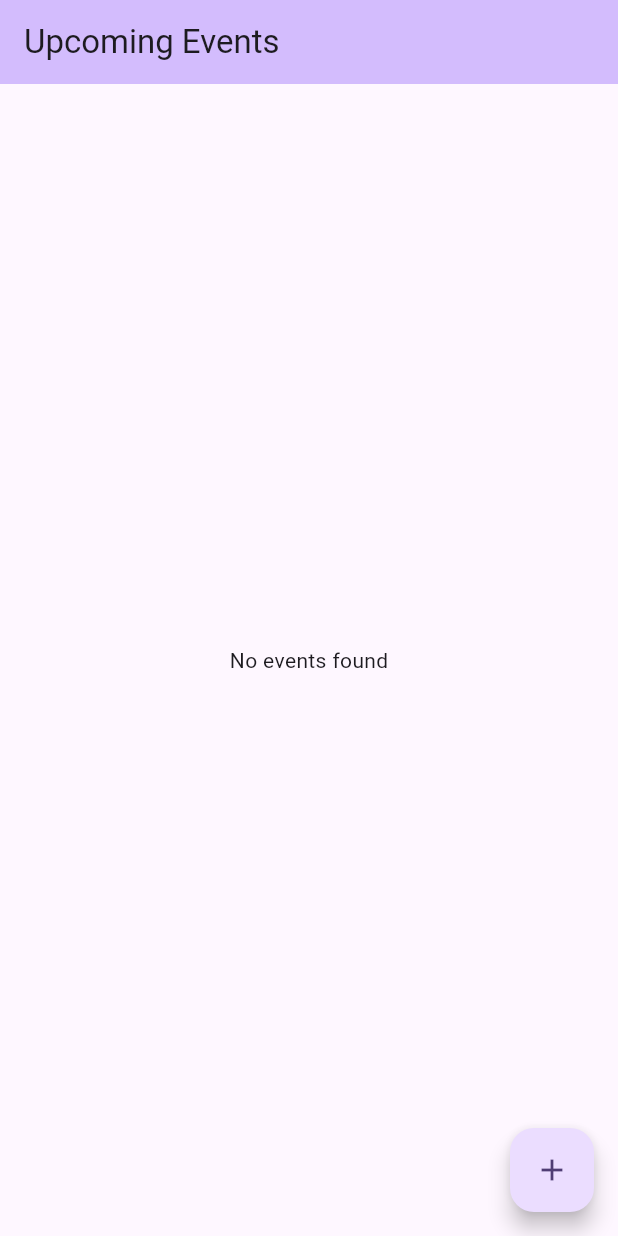
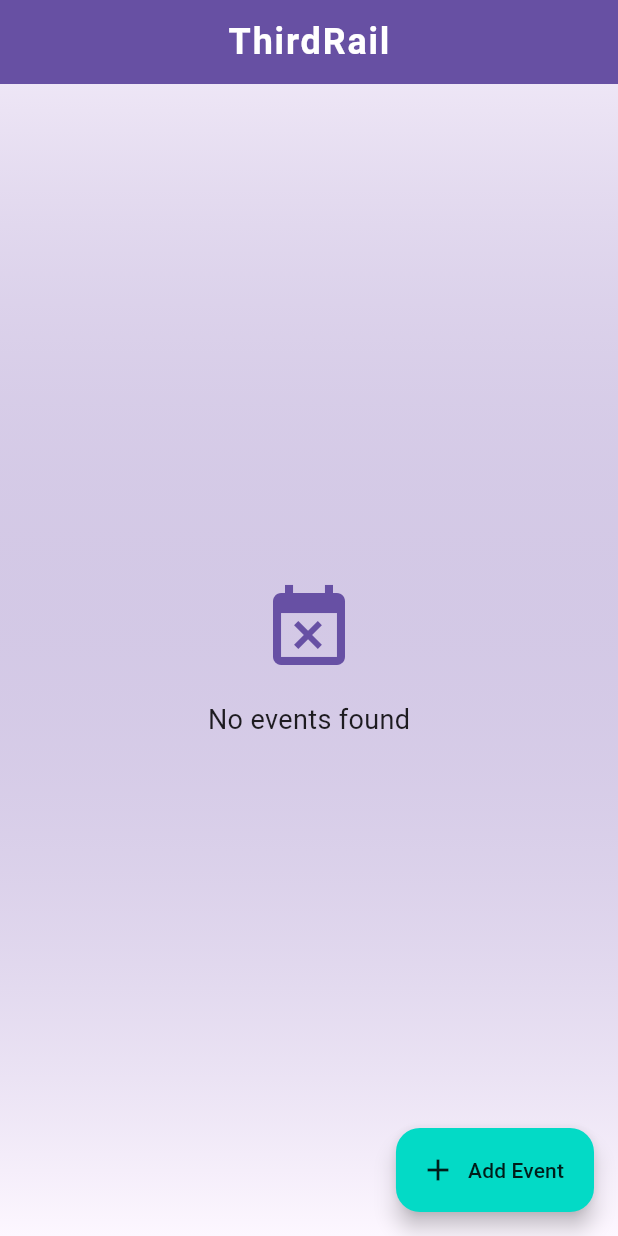
Before and after one commit to Lokivers/login-page-for-message-app, a Flutter app: the screen it shows after launch, on a phone screen of 412 x 824 dp. Run offline on Flutter 3.47's test engine with Material 3 defaults, Android fonts, the phone set to English and light mode, and no system bars; our stand-ins replace cloud_firestore, firebase_core, firebase_storage; accounts and stored records are empty.

Commit message:
error rectified

```diff
--- a/lib/main.dart
+++ b/lib/main.dart
@@ -18,10 +18,22 @@ class MyApp extends StatelessWidget {
   @override
   Widget build(BuildContext context) {
     return MaterialApp(
-      title: 'Events App',
+      title: 'ThirdRail',
       theme: ThemeData(
-        colorScheme: ColorScheme.fromSeed(seedColor: Colors.deepPurple),
+        colorScheme: ColorScheme.fromSeed(
+          seedColor: const Color(0xFF6750A4),
+          primary: const Color(0xFF6750A4),
+          secondary: const Color(0xFF03DAC6),
+          tertiary: const Color(0xFFE6E1E5),
+        ),
         useMaterial3: true,
+        cardTheme: CardTheme(
+          elevation: 4,
+          margin: const EdgeInsets.symmetric(horizontal: 16, vertical: 8),
+          shape: RoundedRectangleBorder(
+            borderRadius: BorderRadius.circular(16),
+          ),
+        ),
       ),
       home: const HomePage(),
     );
@@ -55,10 +67,32 @@ class _HomePageState extends State<HomePage> {
   Widget build(BuildContext context) {
     return Scaffold(
       appBar: AppBar(
-        title: const Text('Upcoming Events'),
-        backgroundColor: Theme.of(context).colorScheme.inversePrimary,
+        centerTitle: true,
+        title: const Text(
+          'ThirdRail',
+          style: TextStyle(
+            fontSize: 24,
+            fontWeight: FontWeight.bold,
+            letterSpacing: 1.2,
           ),
-      body: FutureBuilder<List<Event>>(
+        ),
+        backgroundColor: Theme.of(context).colorScheme.primary,
+        foregroundColor: Colors.white,
+        elevation: 2,
+      ),
+      body: Container(
+        decoration: BoxDecoration(
+          gradient: LinearGradient(
+            begin: Alignment.topCenter,
+            end: Alignment.bottomCenter,
+            colors: [
+              // ignore: deprecated_member_use
+              Theme.of(context).colorScheme.primary.withOpacity(0.1),
+              Theme.of(context).colorScheme.surface,
+            ],
+          ),
+        ),
+        child: FutureBuilder<List<Event>>(
           future: _eventsFuture,
           builder: (context, snapshot) {
             if (snapshot.connectionState == ConnectionState.waiting) {
@@ -66,15 +100,40 @@ class _HomePageState extends State<HomePage> {
             }
 
             if (snapshot.hasError) {
-            return Center(child: Text('Error: ${snapshot.error}'));
+              return Center(
+                child: Text(
+                  'Error: ${snapshot.error}',
+                  style: TextStyle(
+                    color: Theme.of(context).colorScheme.error,
+                    fontSize: 16,
+                  ),
+                ),
+              );
             }
 
             final events = snapshot.data ?? [];
             if (events.isEmpty) {
-            return const Center(child: Text('No events found'));
+              return Center(
+                child: Column(
+                  mainAxisAlignment: MainAxisAlignment.center,
+                  children: [
+                    Icon(
+                      Icons.event_busy,
+                      size: 64,
+                      color: Theme.of(context).colorScheme.primary,
+                    ),
+                    const SizedBox(height: 16),
+                    const Text(
+                      'No events found',
+                      style: TextStyle(fontSize: 18),
+                    ),
+                  ],
+                ),
+              );
             }
 
             return ListView.builder(
+              padding: const EdgeInsets.symmetric(vertical: 8),
               itemCount: events.length,
               itemBuilder:
                   (context, index) =>
@@ -82,7 +141,8 @@ class _HomePageState extends State<HomePage> {
             );
           },
         ),
-      floatingActionButton: FloatingActionButton(
+      ),
+      floatingActionButton: FloatingActionButton.extended(
         onPressed: () async {
           await Navigator.push(
             context,
@@ -90,7 +150,10 @@ class _HomePageState extends State<HomePage> {
           );
           _refreshEvents();
         },
-        child: const Icon(Icons.add),
+        icon: const Icon(Icons.add),
+        label: const Text('Add Event'),
+        backgroundColor: Theme.of(context).colorScheme.secondary,
+        foregroundColor: Colors.black87,
       ),
     );
   }
--- a/lib/models/event.dart
+++ b/lib/models/event.dart
@@ -1,19 +1,66 @@
+import 'package:cloud_firestore/cloud_firestore.dart';
+import '../services/firebase_service.dart';
+
 class Event {
-  final String? id;
+  final String id;
   final String title;
-  final String imageUrl;
   final String description;
-  final DateTime eventDate;
-  final String location;
-  final String category;
+  final DateTime date;
+  final String? location;
+  final String? category;
+  bool isLiked;
 
   Event({
-    this.id,
+    required this.id,
     required this.title,
-    required this.imageUrl,
     required this.description,
-    required this.eventDate,
-    required this.location,
-    required this.category,
+    required this.date,
+    this.location,
+    this.category,
+    this.isLiked = false,
   });
+
+  factory Event.fromFirestore(DocumentSnapshot doc) {
+    final data = doc.data() as Map<String, dynamic>;
+    return Event(
+      id: doc.id,
+      title: data['title'] ?? '',
+      description: data['description'] ?? '',
+      date: (data['date'] as Timestamp).toDate(),
+      location: data['location'],
+      category: data['category'],
+      isLiked: data['isLiked'] ?? false,
+    );
+  }
+
+  Map<String, dynamic> toFirestore() {
+    return {
+      'title': title,
+      'description': description,
+      'date': Timestamp.fromDate(date),
+      'location': location,
+      'category': category,
+      'isLiked': isLiked,
+    };
+  }
+
+  Future<void> toggleLike() async {
+    try {
+      final firebaseService = FirebaseService.instance();
+      final docRef = firebaseService.eventsCollection.doc(id);
+      await docRef.update({'isLiked': !isLiked});
+      isLiked = !isLiked;
+    } catch (e) {
+      throw Exception('Failed to toggle like status: $e');
+    }
+  }
+
+  Future<void> delete() async {
+    try {
+      final firebaseService = FirebaseService.instance();
+      await firebaseService.eventsCollection.doc(id).delete();
+    } catch (e) {
+      throw Exception('Failed to delete event: $e');
+    }
+  }
 }
--- a/lib/repositories/event_repository.dart
+++ b/lib/repositories/event_repository.dart
@@ -1,58 +1,51 @@
 import 'package:cloud_firestore/cloud_firestore.dart';
 import '../models/event.dart';
-import '../services/firebase_service.dart';
 
 class EventRepository {
-  final FirebaseFirestore _firestore = FirebaseService().firestore;
+  final CollectionReference _eventsCollection = FirebaseFirestore.instance
+      .collection('events');
 
   Future<List<Event>> getEvents() async {
     try {
-      final QuerySnapshot snapshot =
-          await _firestore
-              .collection('events')
-              .orderBy('eventDate', descending: false)
-              .get();
+      final snapshot =
+          await _eventsCollection.orderBy('date', descending: false).get();
 
-      return snapshot.docs.map((doc) {
-        final data = doc.data() as Map<String, dynamic>;
-        return Event(
-          id: doc.id, // Add id to map the document ID
-          title: data['title'] ?? '',
-          imageUrl: data['imageUrl'] ?? '',
-          description: data['description'] ?? '',
-          eventDate: (data['eventDate'] as Timestamp).toDate(),
-          location: data['location'] ?? '',
-          category: data['category'] ?? '',
+      return snapshot.docs.map((doc) => Event.fromFirestore(doc)).toList();
+    } catch (e) {
+      throw Exception('Failed to fetch events: $e');
+    }
+  }
+
+  Future<void> addEvent(Event event) async {
+    try {
+      await _eventsCollection.add(event.toFirestore());
+    } catch (e) {
+      throw Exception('Failed to add event: $e');
+    }
+  }
+
+  Stream<List<Event>> watchEvents() {
+    return _eventsCollection
+        .orderBy('date', descending: false)
+        .snapshots()
+        .map(
+          (snapshot) =>
+              snapshot.docs.map((doc) => Event.fromFirestore(doc)).toList(),
         );
-      }).toList();
-    } catch (e) {
-      print('Error fetching events: $e');
-      return [];
-    }
   }
 
   Future<void> uploadEvent(Event event) async {
     try {
-      await _firestore.collection('events').add({
+      await _eventsCollection.add({
         'title': event.title,
-        'imageUrl': event.imageUrl,
         'description': event.description,
-        'eventDate': Timestamp.fromDate(event.eventDate),
+        'date': Timestamp.fromDate(event.date),
         'location': event.location,
         'category': event.category,
+        'isLiked': false,
       });
     } catch (e) {
-      print('Error uploading event: $e');
-      throw Exception('Failed to upload event');
-    }
-  }
-
-  Future<void> deleteEvent(String eventId) async {
-    try {
-      await _firestore.collection('events').doc(eventId).delete();
-    } catch (e) {
-      print('Error deleting event: $e');
-      throw Exception('Failed to delete event');
+      throw Exception('Failed to upload event: $e');
     }
   }
 }
--- a/lib/services/firebase_service.dart
+++ b/lib/services/firebase_service.dart
@@ -1,14 +1,42 @@
+import 'package:firebase_core/firebase_core.dart';
 import 'package:cloud_firestore/cloud_firestore.dart';
+import 'package:firebase_storage/firebase_storage.dart';
 
 class FirebaseService {
-  static final FirebaseService _instance = FirebaseService._internal();
-  final FirebaseFirestore _firestore = FirebaseFirestore.instance;
+  static FirebaseService? _instance;
+  static bool _initialized = false;
 
-  factory FirebaseService() {
-    return _instance;
+  final FirebaseFirestore _firestore;
+  final FirebaseStorage _storage;
+
+  FirebaseService._()
+    : _firestore = FirebaseFirestore.instance,
+      _storage = FirebaseStorage.instance;
+
+  static Future<FirebaseService> getInstance() async {
+    if (!_initialized) {
+      await Firebase.initializeApp();
+      _initialized = true;
+      _instance = FirebaseService._();
+    }
+    return _instance!;
   }
 
-  FirebaseService._internal();
+  CollectionReference<Map<String, dynamic>> get eventsCollection =>
+      _firestore.collection('events');
 
-  FirebaseFirestore get firestore => _firestore;
+  Reference get eventsStorageRef => _storage.ref().child('events');
+
+  Future<void> deleteImage(String imageUrl) async {
+    try {
+      final ref = _storage.refFromURL(imageUrl);
+      await ref.delete();
+    } on FirebaseException catch (e) {
+      if (e.code != 'object-not-found') {
+        rethrow;
+      }
+    }
+  }
+
+  static instance() {}
 }
--- a/pubspec.yaml
+++ b/pubspec.yaml
@@ -40,6 +40,7 @@ dependencies:
   flutter_map: ^6.1.0
   latlong2: ^0.9.0
   url_launcher: ^6.2.4
+  firebase_storage: ^12.4.4
 
 
 dev_dependencies:
```
Also changed, not shown: lib/screens/upload_event_screen.dart (+28 -58 lines), lib/utils/error_handler.dart (added, +20 -0 lines), lib/widgets/event_card.dart (+111 -80 lines), firebase.json, lib/services/firebase_storage_service.dart (added), pubspec.lock, 4 other files. Lines whose indentation alone changed are shown as unchanged.
